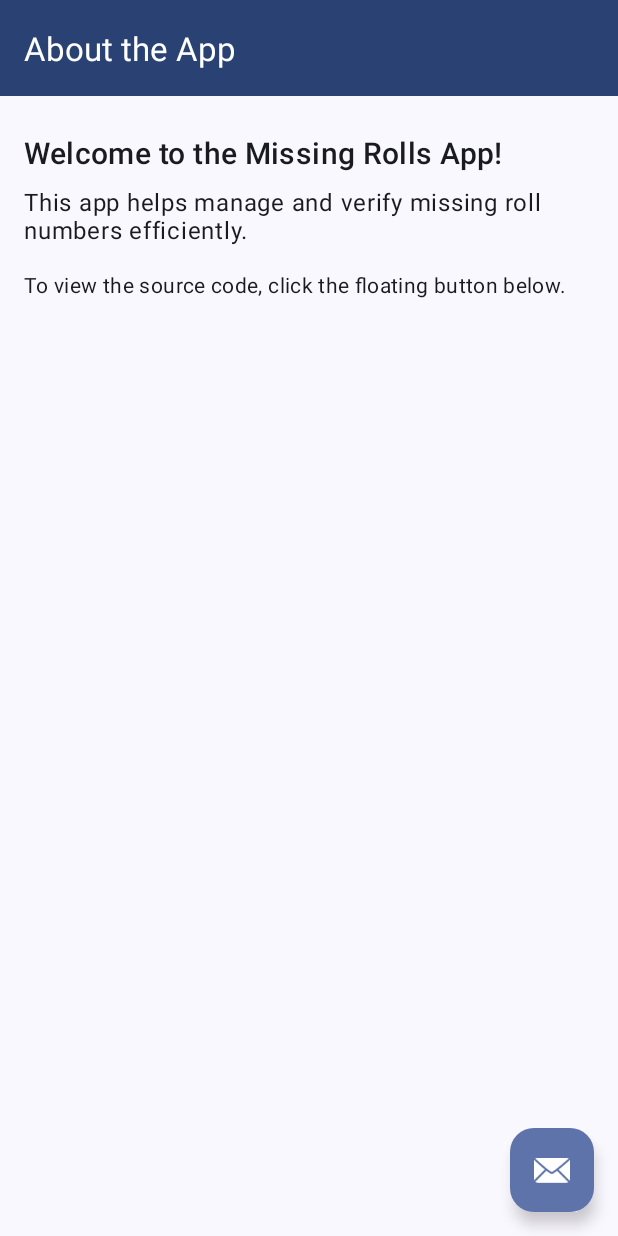
After one commit to ShadowAmitendu/Missing-Roll-Numbers-Android, an Android app: the AboutApp screen opened directly, with no data from a screen before it, on a phone screen of 412 x 824 dp. The commit adds this screen. Run offline under Robolectric (Android 15) with nearby library versions, the phone set to English and light mode, and no system bars.

Commit message:
Added AboutAPP

```diff
--- a/app/src/main/AndroidManifest.xml
+++ b/app/src/main/AndroidManifest.xml
@@ -13,6 +13,10 @@
         android:theme="@style/Theme.MissingRolls"
         tools:targetApi="31">
         <activity
+            android:name=".AboutApp"
+            android:exported="false"
+            android:theme="@style/Theme.MissingRolls" />
+        <activity
             android:name=".MainActivity"
             android:exported="true">
             <intent-filter>
@@ -21,6 +25,7 @@
                 <category android:name="android.intent.category.LAUNCHER" />
             </intent-filter>
         </activity>
+
         <meta-data
             android:name="preloaded_fonts"
             android:resource="@array/preloaded_fonts" />
--- /dev/null
+++ b/app/src/main/java/com/shadowamitendu/missingrolls/AboutApp.kt
@@ -0,0 +1,48 @@
+package com.shadowamitendu.missingrolls
+
+import android.content.Intent
+import android.net.Uri
+import android.os.Bundle
+import androidx.appcompat.app.AlertDialog
+import androidx.appcompat.app.AppCompatActivity
+import com.shadowamitendu.missingrolls.databinding.ActivityAboutAppBinding
+
+class AboutApp : AppCompatActivity() {
+
+    private lateinit var binding: ActivityAboutAppBinding
+
+    override fun onCreate(savedInstanceState: Bundle?) {
+        super.onCreate(savedInstanceState)
+
+        binding = ActivityAboutAppBinding.inflate(layoutInflater)
+        setContentView(binding.root)
+
+        // Set the toolbar
+        setSupportActionBar(binding.toolbar)
+
+        // Set up the FAB click listener to open GitHub after confirmation
+        binding.fab.setOnClickListener {
+            showGitHubConfirmationDialog()
+        }
+        val mainToolbar = findViewById<androidx.appcompat.widget.Toolbar>(R.id.toolbar)
+        setSupportActionBar(mainToolbar)
+    }
+
+    // Function to show a confirmation dialog for GitHub URL
+    private fun showGitHubConfirmationDialog() {
+        AlertDialog.Builder(this)
+            .setTitle("Open GitHub Repository")
+            .setMessage("Do you want to open the code repository on GitHub?")
+            .setPositiveButton("Open") { _, _ -> openGitHub() }
+            .setNegativeButton("Cancel") { dialog, _ -> dialog.dismiss() }
+            .show()
+    }
+
+    // Function to open the GitHub repository URL
+    private fun openGitHub() {
+        val githubUrl = "https://github.com/ShadowAmitendu/MissingRolls-AndroidVersion" // Replace with your GitHub URL
+        val intent = Intent(Intent.ACTION_VIEW, Uri.parse(githubUrl))
+        startActivity(intent)
+    }
+
+}
--- /dev/null
+++ b/app/src/main/res/drawable/baseline_info_24.xml
@@ -0,0 +1,5 @@
+<vector xmlns:android="http://schemas.android.com/apk/res/android" android:height="24dp" android:tint="#FFFFFF" android:viewportHeight="24" android:viewportWidth="24" android:width="24dp">
+
+    <path android:fillColor="@android:color/white" android:pathData="M12,2C6.48,2 2,6.48 2,12s4.48,10 10,10 10,-4.48 10,-10S17.52,2 12,2zM13,17h-2v-6h2v6zM13,9h-2L11,7h2v2z"/>
+
+</vector>
--- /dev/null
+++ b/app/src/main/res/layout/activity_about_app.xml
@@ -0,0 +1,86 @@
+<?xml version="1.0" encoding="utf-8"?>
+<androidx.constraintlayout.widget.ConstraintLayout
+    xmlns:android="http://schemas.android.com/apk/res/android"
+    xmlns:app="http://schemas.android.com/apk/res-auto"
+    xmlns:tools="http://schemas.android.com/tools"
+    android:layout_width="match_parent"
+    android:layout_height="match_parent"
+    tools:context=".AboutApp">
+
+    <!-- AppBarLayout with constraints -->
+    <com.google.android.material.appbar.AppBarLayout
+        android:id="@+id/appBarLayout2"
+        android:layout_width="0dp"
+        android:layout_height="wrap_content"
+        app:layout_constraintTop_toTopOf="parent"
+        app:layout_constraintStart_toStartOf="parent"
+        app:layout_constraintEnd_toEndOf="parent"
+        app:navigationIcon="@drawable/ic_arrow_back">
+
+        <!-- Toolbar inside AppBarLayout -->
+        <com.google.android.material.appbar.MaterialToolbar
+            android:id="@+id/toolbar"
+            android:layout_width="match_parent"
+            android:layout_height="wrap_content"
+            android:background="?attr/colorPrimary"
+            android:minHeight="?attr/actionBarSize"
+            android:theme="?attr/actionBarTheme"
+            app:title="About the App"
+            app:titleTextColor="@color/white" />
+    </com.google.android.material.appbar.AppBarLayout>
+
+    <!-- Title Text -->
+    <TextView
+        android:id="@+id/title_text"
+        android:layout_width="0dp"
+        android:layout_height="wrap_content"
+        android:layout_marginStart="16dp"
+        android:layout_marginTop="24dp"
+        android:layout_marginEnd="16dp"
+        android:paddingBottom="8dp"
+        android:text="Welcome to the Missing Rolls App!"
+        android:textAppearance="?attr/textAppearanceHeadline6"
+        app:layout_constraintTop_toBottomOf="@+id/appBarLayout2"
+        app:layout_constraintStart_toStartOf="parent"
+        app:layout_constraintEnd_toEndOf="parent" />
+
+    <!-- Description Text -->
+    <TextView
+        android:id="@+id/description_text"
+        android:layout_width="0dp"
+        android:layout_height="wrap_content"
+        android:layout_marginStart="16dp"
+        android:layout_marginEnd="16dp"
+        android:text="This app helps manage and verify missing roll numbers efficiently."
+        android:textAppearance="?attr/textAppearanceBody1"
+        app:layout_constraintTop_toBottomOf="@id/title_text"
+        app:layout_constraintStart_toStartOf="parent"
+        app:layout_constraintEnd_toEndOf="parent" />
+
+    <!-- Instruction Text -->
+    <TextView
+        android:id="@+id/instruction_text"
+        android:layout_width="0dp"
+        android:layout_height="wrap_content"
+        android:layout_marginStart="16dp"
+        android:layout_marginTop="16dp"
+        android:layout_marginEnd="16dp"
+        android:text="To view the source code, click the floating button below."
+        android:textAppearance="?attr/textAppearanceBody2"
+        app:layout_constraintTop_toBottomOf="@id/description_text"
+        app:layout_constraintStart_toStartOf="parent"
+        app:layout_constraintEnd_toEndOf="parent" />
+
+    <!-- Floating Action Button -->
+    <com.google.android.material.floatingactionbutton.FloatingActionButton
+        android:id="@+id/fab"
+        android:layout_width="wrap_content"
+        android:layout_height="wrap_content"
+        app:srcCompat="@android:drawable/ic_dialog_email"
+        android:contentDescription="Open GitHub Repository"
+        app:layout_constraintBottom_toBottomOf="parent"
+        app:layout_constraintEnd_toEndOf="parent"
+        android:layout_marginBottom="16dp"
+        android:layout_marginEnd="16dp" />
+
+</androidx.constraintlayout.widget.ConstraintLayout>
--- /dev/null
+++ b/app/src/main/res/values-land/dimens.xml
@@ -0,0 +1,3 @@
+<resources>
+    <dimen name="fab_margin">48dp</dimen>
+</resources>
--- a/app/src/main/res/values-night/themes.xml
+++ b/app/src/main/res/values-night/themes.xml
@@ -1,6 +1,6 @@
 <resources xmlns:tools="http://schemas.android.com/tools">
     <!-- Base application theme. -->
-    <style name="Base.Theme.MissingRolls" parent="Theme.Material3.DynamicColors.DayNight">
+    <style name="Base.Theme.MissingRolls" parent="Theme.Material3.DynamicColors.DayNight.NoActionBar">
         <!-- Customize your dark theme here. -->
         <!-- <item name="colorPrimary">@color/my_dark_primary</item> -->
     </style>
--- /dev/null
+++ b/app/src/main/res/values-v23/themes.xml
@@ -0,0 +1,9 @@
+<resources xmlns:tools="http://schemas.android.com/tools">
+
+    <style name="Theme.MissingRolls" parent="Base.Theme.MissingRolls">
+        <!-- Transparent system bars for edge-to-edge. -->
+        <item name="android:navigationBarColor">@android:color/transparent</item>
+        <item name="android:statusBarColor">@android:color/transparent</item>
+        <item name="android:windowLightStatusBar">?attr/isLightTheme</item>
+    </style>
+</resources>
--- /dev/null
+++ b/app/src/main/res/values-w1240dp/dimens.xml
@@ -0,0 +1,3 @@
+<resources>
+    <dimen name="fab_margin">200dp</dimen>
+</resources>
--- /dev/null
+++ b/app/src/main/res/values-w600dp/dimens.xml
@@ -0,0 +1,3 @@
+<resources>
+    <dimen name="fab_margin">48dp</dimen>
+</resources>
--- /dev/null
+++ b/app/src/main/res/values/dimens.xml
@@ -0,0 +1,3 @@
+<resources>
+    <dimen name="fab_margin">16dp</dimen>
+</resources>
--- a/app/src/main/res/values/themes.xml
+++ b/app/src/main/res/values/themes.xml
@@ -1,6 +1,6 @@
 <resources xmlns:tools="http://schemas.android.com/tools">
     <!-- Base application theme. -->
-    <style name="Base.Theme.MissingRolls" parent="Theme.Material3.DynamicColors.DayNight">
+    <style name="Base.Theme.MissingRolls" parent="Theme.Material3.DynamicColors.DayNight.NoActionBar">
         <!-- Customize your light theme here. -->
         <!-- <item name="colorPrimary">@color/my_light_primary</item> -->
     </style>
```
Also changed, not shown: app/build.gradle (+10 -4 lines), app/src/main/java/com/shadowamitendu/missingrolls/MainActivity.kt (+16 -11 lines), app/src/main/res/layout/activity_main.xml (+44 -2 lines), app/src/main/res/values/strings.xml (+42 -0 lines), app/src/main/res/xml/backup_rules.xml (+16 -11 lines), gradle/libs.versions.toml (+9 -1 lines), gradle/wrapper/gradle-wrapper.properties.
